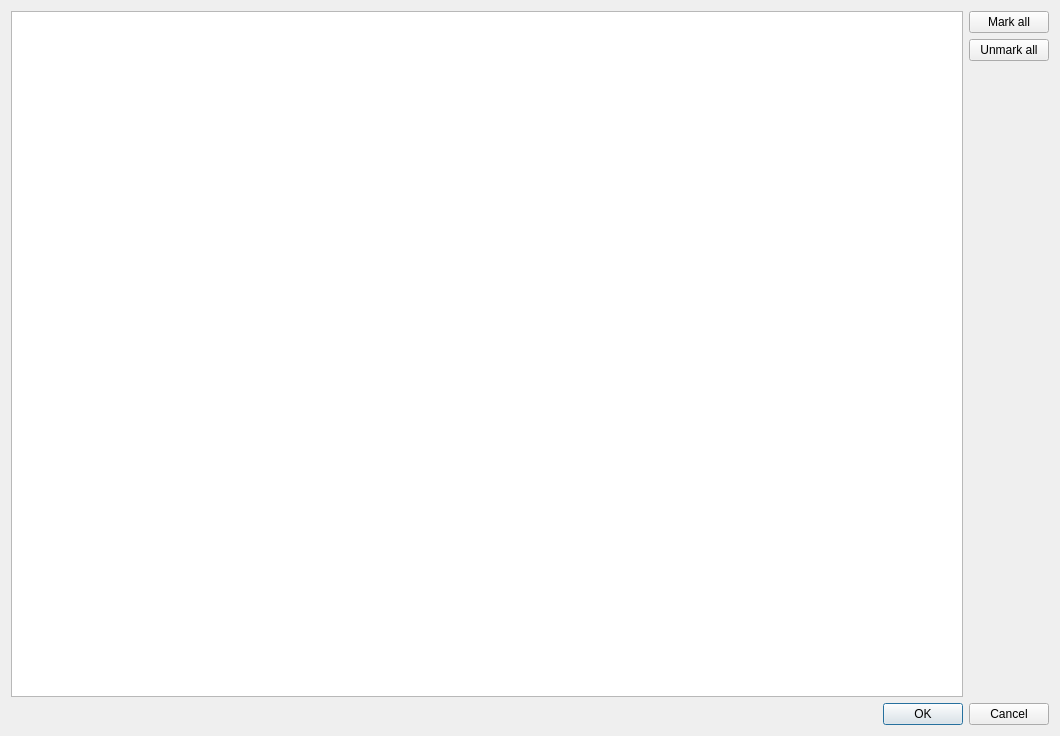
Above: src/plugins/lmp/plugins/ppl/tracksselectordialog.ui from 0xd34df00d/leechcraft before the change. Below: the same form after it.
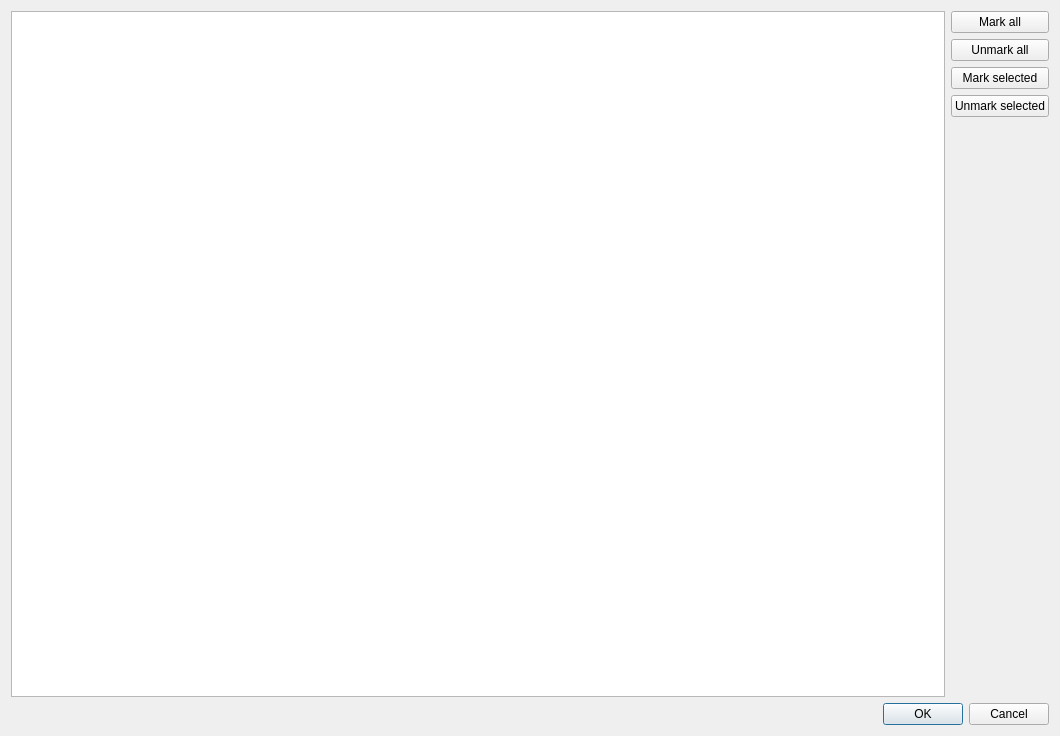
That is the form after the change.

Commit message: [LMP PPL] Added mark/unmark selected buttons.

Patch:
```diff
--- a/src/plugins/lmp/plugins/ppl/tracksselectordialog.ui
+++ b/src/plugins/lmp/plugins/ppl/tracksselectordialog.ui
@@ -45,6 +45,20 @@
          </property>
         </widget>
        </item>
+       <item>
+        <widget class="QPushButton" name="MarkSelected_">
+         <property name="text">
+          <string>Mark selected</string>
+         </property>
+        </widget>
+       </item>
+       <item>
+        <widget class="QPushButton" name="UnmarkSelected_">
+         <property name="text">
+          <string>Unmark selected</string>
+         </property>
+        </widget>
+       </item>
        <item>
         <spacer name="verticalSpacer">
          <property name="orientation">
```
The commit also changes 1 other file.
